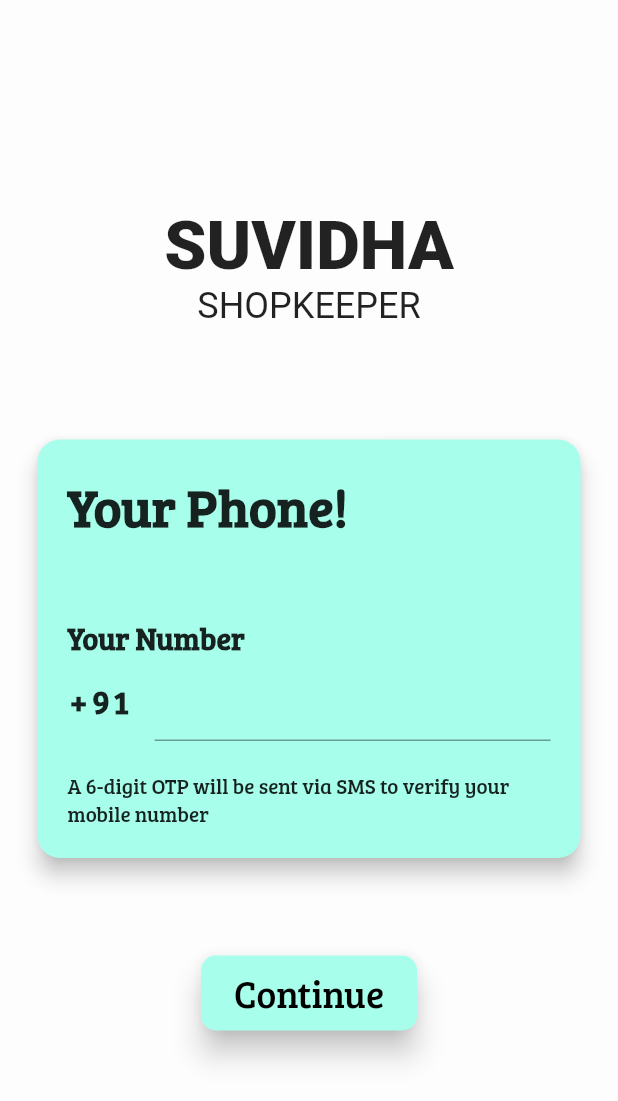
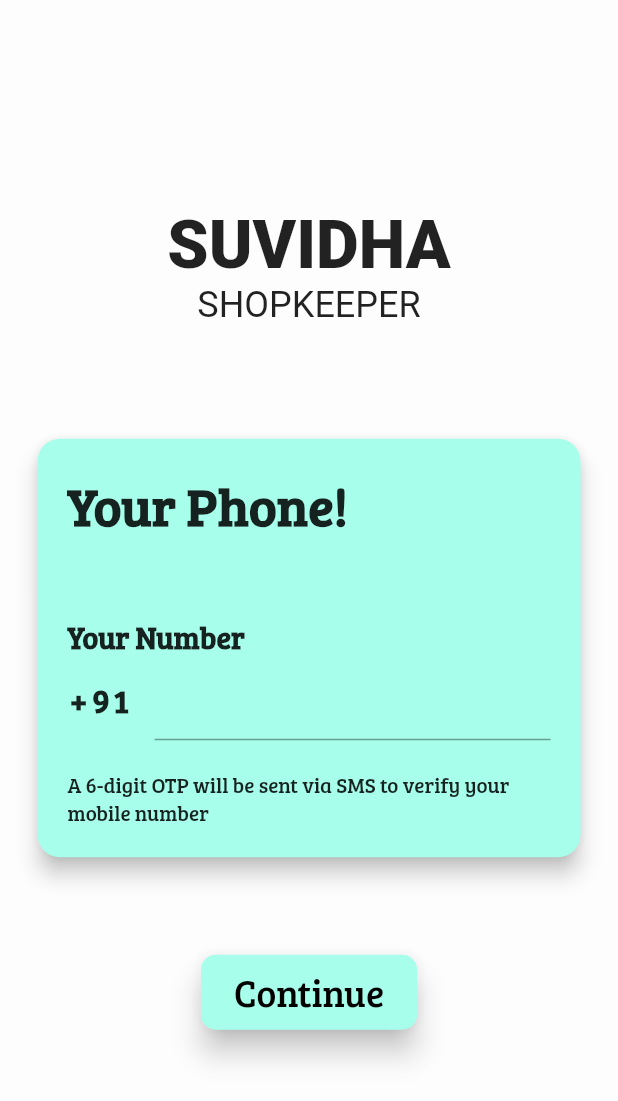
Before and after one commit to rox999/suvidha-shopkeeper-app, a Flutter app: the LoginPage screen opened directly, on a phone screen of 412 x 824 dp. Shown: the top 1101 px of the screen. Run offline on Flutter 3.47's test engine with Material 2 defaults, Android fonts, the phone set to English and light mode, and no system bars; our stand-ins replace cloud_firestore, firebase_auth, firebase_core, flutter_spinkit, geolocator, pin_code_fields; accounts and stored records are empty; Roboto replaces fonts that are missing (ReggaeOne); statements that could not run were skipped.

Commit message:
Update loginPage.dart
Hope it helps!!

```diff
--- a/lib/screens/loginPage.dart
+++ b/lib/screens/loginPage.dart
@@ -18,7 +18,7 @@ class _LoginPageState extends State<LoginPage> {
             decoration: BoxDecoration(),
           ),
           Container(
-            color: Colors.white54,
+            color: Colors.white54,// colour setted to white
             child: Center(
               child: SingleChildScrollView(
                 physics: ScrollPhysics(),
@@ -29,7 +29,7 @@ class _LoginPageState extends State<LoginPage> {
                       'SUVIDHA',
                       style: TextStyle(
                         fontFamily: 'ReggaeOne',
-                        fontSize: 45,
+                        fontSize: 44,
                         //color: Colors.white,
                         fontWeight: FontWeight.w900,
                       ),
```
